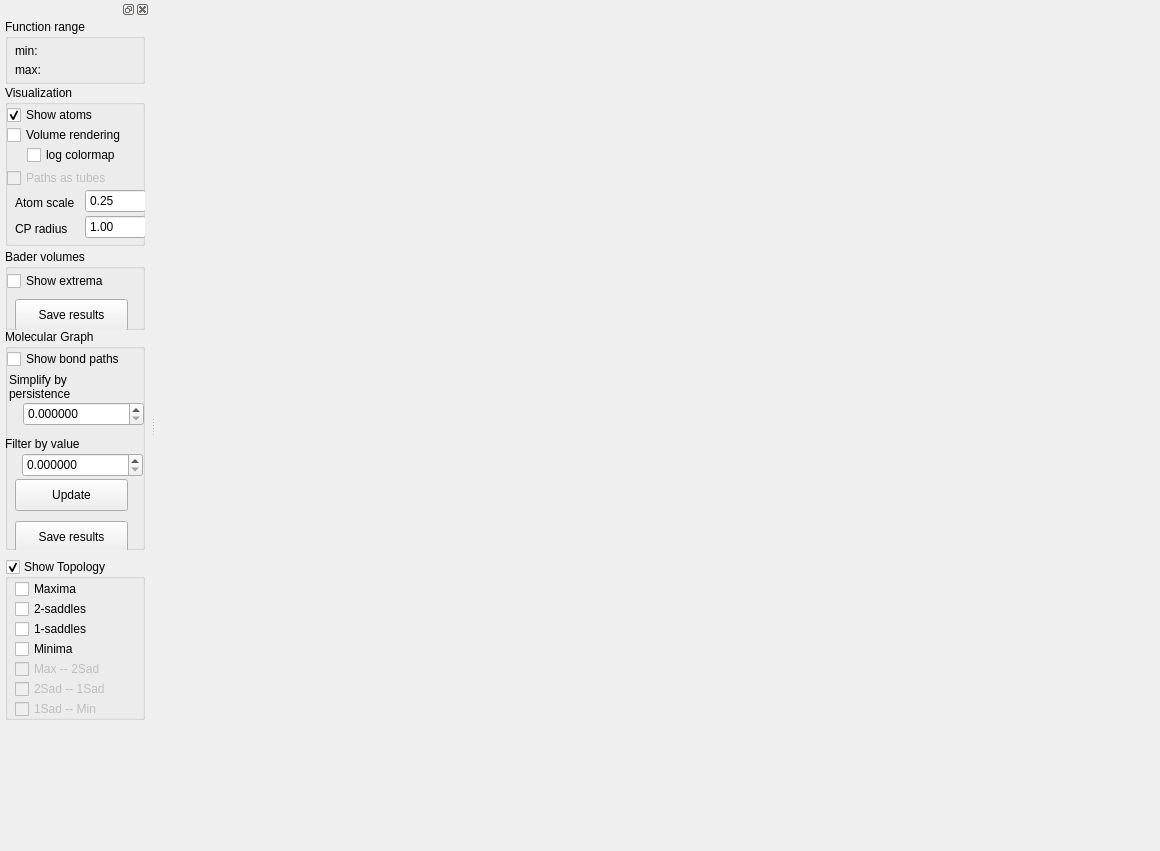
The window that topoms-ui/include/TopoMSUI.ui (LLNL/TopoMS) describes before a commit, drawn with Qt 5.
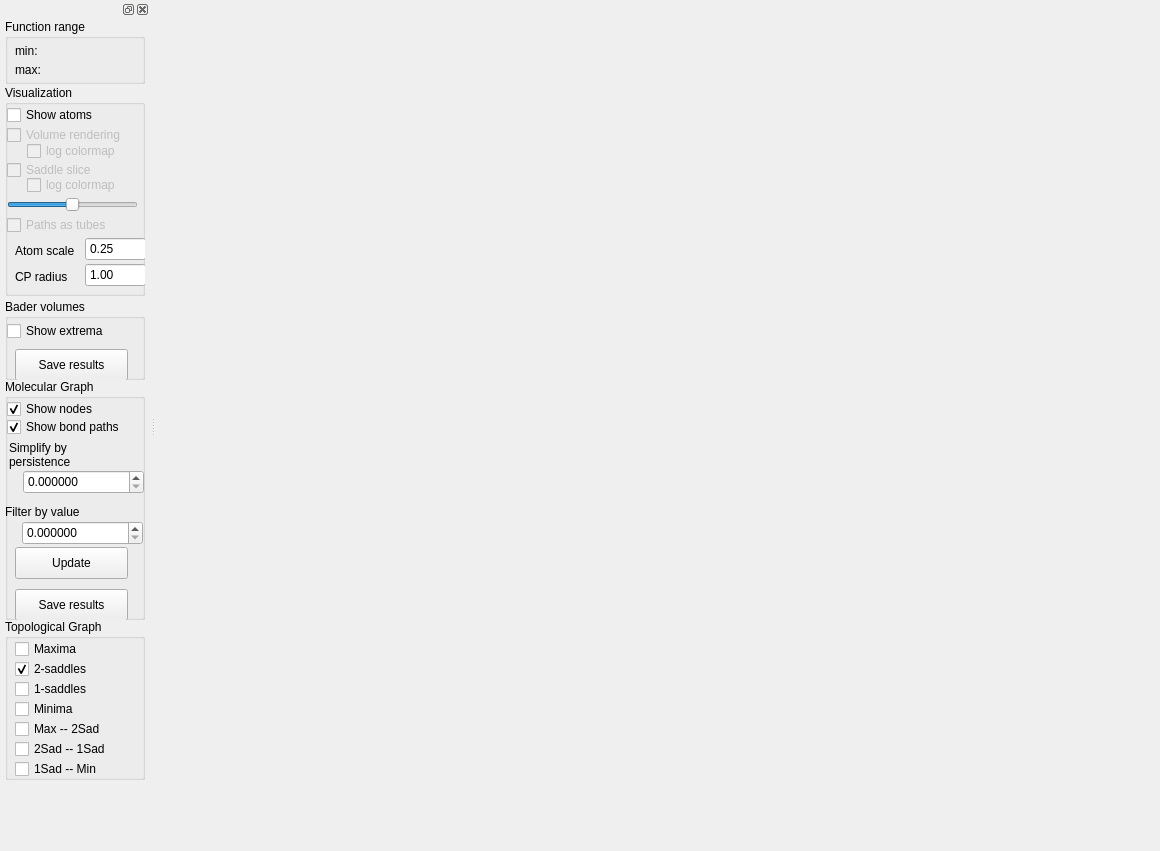
The same window after the commit.

Commit message: Support for: * parameterization and analysis of bonds * slicing along bonds * independent visualization of topological and molecular graphs * loading and non-bader analysis for non-chg fields * non-cuboidal lattice

```diff
--- a/topoms-ui/include/TopoMSUI.ui
+++ b/topoms-ui/include/TopoMSUI.ui
@@ -2,6 +2,9 @@
 <ui version="4.0">
  <class>TopoMSUI</class>
  <widget class="QMainWindow" name="TopoMSUI">
+  <property name="enabled">
+   <bool>true</bool>
+  </property>
   <property name="geometry">
    <rect>
     <x>0</x>
@@ -35,22 +38,22 @@
      <property name="geometry">
       <rect>
        <x>5</x>
-       <y>540</y>
+       <y>600</y>
        <width>140</width>
        <height>161</height>
       </rect>
      </property>
      <property name="title">
-      <string>Show Topology</string>
+      <string>Topological Graph</string>
      </property>
      <property name="flat">
       <bool>false</bool>
      </property>
      <property name="checkable">
-      <bool>true</bool>
+      <bool>false</bool>
      </property>
      <property name="checked">
-      <bool>true</bool>
+      <bool>false</bool>
      </property>
      <widget class="QCheckBox" name="cb_min">
       <property name="geometry">
@@ -81,7 +84,7 @@
        <string>2-saddles</string>
       </property>
       <property name="checked">
-       <bool>false</bool>
+       <bool>true</bool>
       </property>
      </widget>
      <widget class="QCheckBox" name="cb_max">
@@ -102,7 +105,7 @@
      </widget>
      <widget class="QCheckBox" name="cb_arc1sm">
       <property name="enabled">
-       <bool>false</bool>
+       <bool>true</bool>
       </property>
       <property name="geometry">
        <rect>
@@ -137,7 +140,7 @@
      </widget>
      <widget class="QCheckBox" name="cb_arcm2s">
       <property name="enabled">
-       <bool>false</bool>
+       <bool>true</bool>
       </property>
       <property name="geometry">
        <rect>
@@ -156,7 +159,7 @@
      </widget>
      <widget class="QCheckBox" name="cb_arc2s1s">
       <property name="enabled">
-       <bool>false</bool>
+       <bool>true</bool>
       </property>
       <property name="geometry">
        <rect>
@@ -181,9 +184,9 @@
      <property name="geometry">
       <rect>
        <x>5</x>
-       <y>310</y>
+       <y>360</y>
        <width>140</width>
-       <height>221</height>
+       <height>241</height>
       </rect>
      </property>
      <property name="title">
@@ -199,7 +202,7 @@
       <property name="geometry">
        <rect>
         <x>10</x>
-        <y>150</y>
+        <y>168</y>
         <width>113</width>
         <height>32</height>
        </rect>
@@ -215,7 +218,7 @@
       <property name="geometry">
        <rect>
         <x>18</x>
-        <y>73</y>
+        <y>91</y>
         <width>121</width>
         <height>24</height>
        </rect>
@@ -231,7 +234,7 @@
       <property name="geometry">
        <rect>
         <x>4</x>
-        <y>42</y>
+        <y>60</y>
         <width>81</width>
         <height>31</height>
        </rect>
@@ -247,7 +250,7 @@
       <property name="geometry">
        <rect>
         <x>0</x>
-        <y>99</y>
+        <y>117</y>
         <width>121</width>
         <height>31</height>
        </rect>
@@ -266,7 +269,7 @@
       <property name="geometry">
        <rect>
         <x>17</x>
-        <y>124</y>
+        <y>142</y>
         <width>121</width>
         <height>24</height>
        </rect>
@@ -285,7 +288,7 @@
       <property name="geometry">
        <rect>
         <x>10</x>
-        <y>192</y>
+        <y>210</y>
         <width>113</width>
         <height>32</height>
        </rect>
@@ -299,6 +302,22 @@
        <rect>
         <x>2</x>
         <y>20</y>
+        <width>131</width>
+        <height>20</height>
+       </rect>
+      </property>
+      <property name="text">
+       <string>Show nodes</string>
+      </property>
+      <property name="checked">
+       <bool>true</bool>
+      </property>
+     </widget>
+     <widget class="QCheckBox" name="cb_mpaths">
+      <property name="geometry">
+       <rect>
+        <x>2</x>
+        <y>38</y>
         <width>131</width>
         <height>20</height>
        </rect>
@@ -307,7 +326,7 @@
        <string>Show bond paths</string>
       </property>
       <property name="checked">
-       <bool>false</bool>
+       <bool>true</bool>
       </property>
      </widget>
     </widget>
@@ -368,7 +387,7 @@
        <x>5</x>
        <y>66</y>
        <width>140</width>
-       <height>161</height>
+       <height>211</height>
       </rect>
      </property>
      <property name="title">
@@ -381,10 +400,13 @@
       <bool>false</bool>
      </property>
      <widget class="QCheckBox" name="cb_log">
+      <property name="enabled">
+       <bool>false</bool>
+      </property>
       <property name="geometry">
        <rect>
         <x>22</x>
-        <y>60</y>
+        <y>56</y>
         <width>111</width>
         <height>20</height>
        </rect>
@@ -397,6 +419,9 @@
       </property>
      </widget>
      <widget class="QCheckBox" name="cb_volRend">
+      <property name="enabled">
+       <bool>false</bool>
+      </property>
       <property name="geometry">
        <rect>
         <x>2</x>
@@ -419,7 +444,7 @@
       <property name="geometry">
        <rect>
         <x>80</x>
-        <y>104</y>
+        <y>152</y>
         <width>61</width>
         <height>24</height>
        </rect>
@@ -447,7 +472,7 @@
       <property name="geometry">
        <rect>
         <x>10</x>
-        <y>102</y>
+        <y>150</y>
         <width>71</width>
         <height>31</height>
        </rect>
@@ -466,7 +491,7 @@
       <property name="geometry">
        <rect>
         <x>2</x>
-        <y>83</y>
+        <y>130</y>
         <width>111</width>
         <height>20</height>
        </rect>
@@ -491,14 +516,14 @@
        <string>Show atoms</string>
       </property>
       <property name="checked">
-       <bool>true</bool>
+       <bool>false</bool>
       </property>
      </widget>
      <widget class="QLabel" name="label_sphere_2">
       <property name="geometry">
        <rect>
         <x>10</x>
-        <y>128</y>
+        <y>176</y>
         <width>71</width>
         <height>31</height>
        </rect>
@@ -517,7 +542,7 @@
       <property name="geometry">
        <rect>
         <x>80</x>
-        <y>130</y>
+        <y>178</y>
         <width>61</width>
         <height>24</height>
        </rect>
@@ -541,6 +566,69 @@
        <double>1.000000000000000</double>
       </property>
      </widget>
+     <widget class="QCheckBox" name="cb_saddleSlice">
+      <property name="enabled">
+       <bool>false</bool>
+      </property>
+      <property name="geometry">
+       <rect>
+        <x>2</x>
+        <y>75</y>
+        <width>131</width>
+        <height>20</height>
+       </rect>
+      </property>
+      <property name="text">
+       <string>Saddle slice</string>
+      </property>
+      <property name="checked">
+       <bool>false</bool>
+      </property>
+     </widget>
+     <widget class="QCheckBox" name="cb_log2">
+      <property name="enabled">
+       <bool>false</bool>
+      </property>
+      <property name="geometry">
+       <rect>
+        <x>22</x>
+        <y>90</y>
+        <width>111</width>
+        <height>20</height>
+       </rect>
+      </property>
+      <property name="text">
+       <string>log colormap</string>
+      </property>
+      <property name="checked">
+       <bool>false</bool>
+      </property>
+     </widget>
+     <widget class="QSlider" name="sslider">
+      <property name="enabled">
+       <bool>true</bool>
+      </property>
+      <property name="geometry">
+       <rect>
+        <x>2</x>
+        <y>109</y>
+        <width>131</width>
+        <height>22</height>
+       </rect>
+      </property>
+      <property name="minimum">
+       <number>-100</number>
+      </property>
+      <property name="maximum">
+       <number>100</number>
+      </property>
+      <property name="singleStep">
+       <number>1</number>
+      </property>
+      <property name="orientation">
+       <enum>Qt::Horizontal</enum>
+      </property>
+     </widget>
     </widget>
     <widget class="QGroupBox" name="groupBox_bader">
      <property name="enabled">
@@ -549,7 +637,7 @@
      <property name="geometry">
       <rect>
        <x>5</x>
-       <y>230</y>
+       <y>280</y>
        <width>140</width>
        <height>81</height>
       </rect>
```
Left out of the diff: 2 changed lines with no effect on the pictures. The commit also changes 35 other files.
